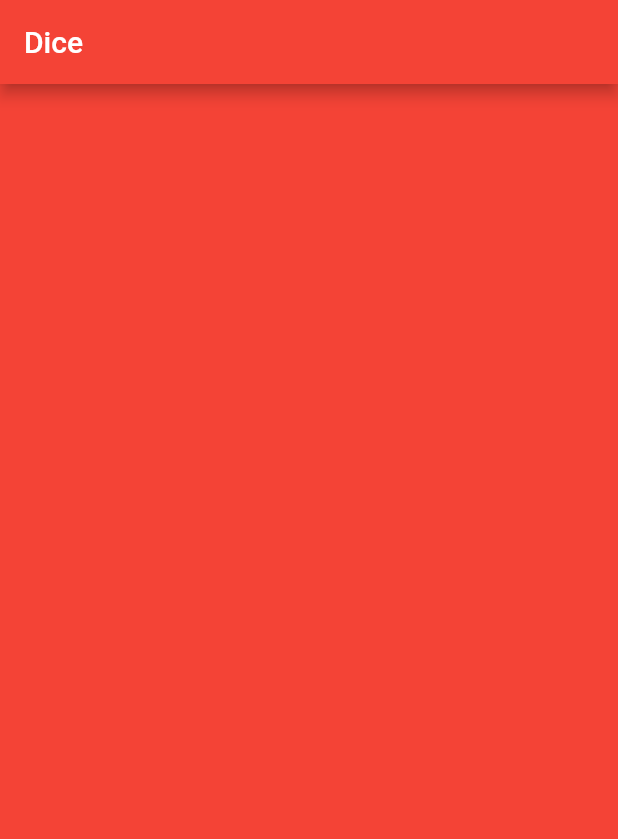
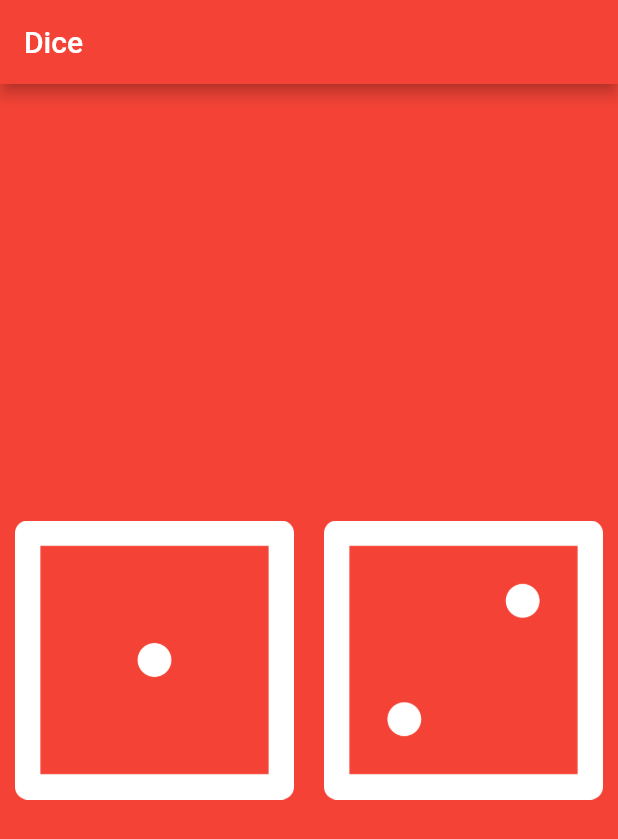
Before and after one commit to HeratUni-CS/dicee-Bashir-Danish, a Flutter app: the screen it shows after launch, on a phone screen of 412 x 824 dp. Shown: the top 839 px of the screen. Run offline on Flutter 3.47's test engine with Material 2 defaults, Android fonts, the phone set to English and light mode, and no system bars.

Commit message:
Dice images added

```diff
--- a/lib/main.dart
+++ b/lib/main.dart
@@ -3,21 +3,39 @@ import 'package:flutter/material.dart';
 void main() {
   runApp(
     MaterialApp(
+      debugShowCheckedModeBanner: false,
       home: Scaffold(
         backgroundColor: Colors.red,
         appBar: AppBar(
           backgroundColor: Colors.red,
           title: Text('Dice'),
         ),
-        body: MyApp(),
+        body: const Dice(),
       ),
     ),
   );
 }
 
-class MyApp extends StatelessWidget {
+class Dice extends StatelessWidget {
+  const Dice({super.key});
+
   @override
   Widget build(BuildContext context) {
-    return Container();
+    return Center(
+      child: Row(
+        children: const [
+          Expanded(
+              child: Padding(
+            padding: EdgeInsets.all(10.0),
+            child: Image(image: AssetImage('images/dice1.png')),
+          )),
+          Expanded(
+              child: Padding(
+            padding: EdgeInsets.all(10.0),
+            child: Image(image: AssetImage('images/dice2.png')),
+          )),
+        ],
+      ),
+    );
   }
 }
```
Also changed, not shown: pubspec.lock, 30 other files.
